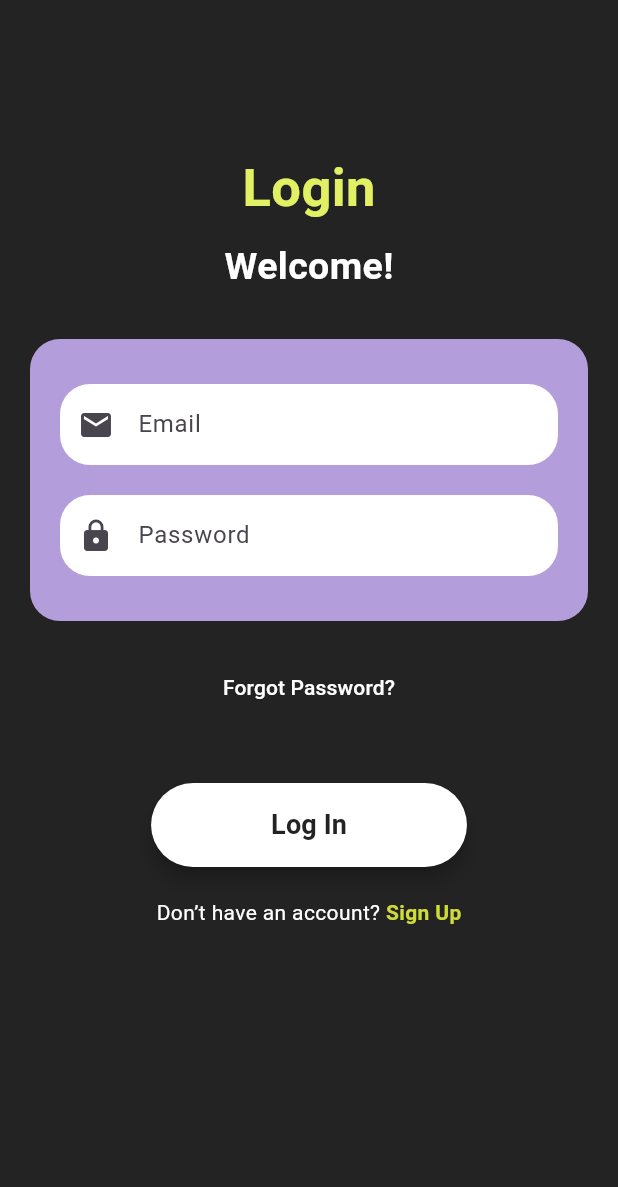
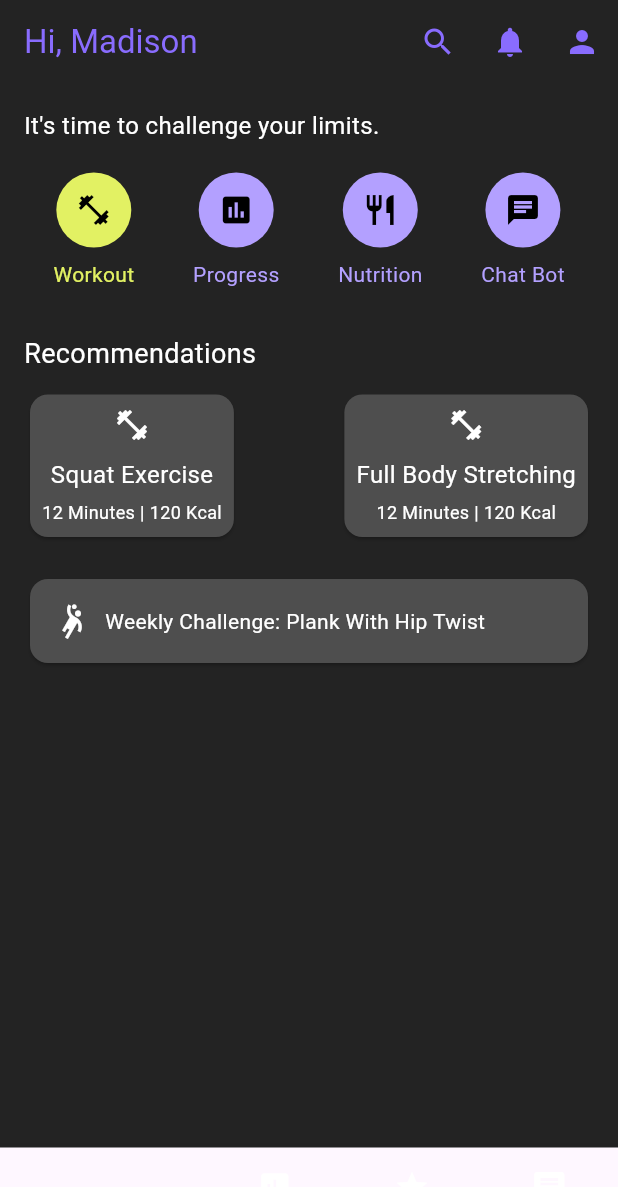
Before and after one commit to zyadelzyat/Mobile_GP_AI_Fit_Master, a Flutter app: the screen it shows after launch, on a phone screen of 412 x 824 dp. Shown: the top 1187 px of the screen. Run offline on Flutter 3.47's test engine with Material 3 defaults, Android fonts, the phone set to English and light mode, and no system bars.

Commit message:
homepage01

```diff
--- /dev/null
+++ b/lib/00_home_page.dart
@@ -0,0 +1,201 @@
+import 'package:flutter/material.dart';
+
+void main() {
+  runApp(MyApp());
+}
+
+class MyApp extends StatelessWidget {
+  @override
+  Widget build(BuildContext context) {
+    return MaterialApp(
+      debugShowCheckedModeBanner: false,
+      home: HomePage(),
+    );
+  }
+}
+
+class HomePage extends StatefulWidget {
+  @override
+  _HomePageState createState() => _HomePageState();
+}
+
+class _HomePageState extends State<HomePage> {
+  int _selectedIndex = 0;
+
+  @override
+  Widget build(BuildContext context) {
+    return Scaffold(
+      backgroundColor: Color(0xFF232323), // Background color for the main screen
+      appBar: AppBar(
+        backgroundColor: Color(0xFF232323),
+        elevation: 0,
+        title: Text(
+          "Hi, Madison",
+          style: TextStyle(
+            color: Color(0xFF896CFE), // Text color
+            fontSize: 22,
+          ),
+        ),
+        actions: [
+          IconButton(
+            icon: Icon(Icons.search, color: Color(0xFF896CFE)), // Search icon
+            onPressed: () {},
+          ),
+          IconButton(
+            icon: Icon(Icons.notifications, color: Color(0xFF896CFE)), // Notifications icon
+            onPressed: () {},
+          ),
+          IconButton(
+            icon: Icon(Icons.person, color: Color(0xFF896CFE)), // Profile icon
+            onPressed: () {},
+          ),
+        ],
+      ),
+      body: Padding(
+        padding: const EdgeInsets.all(16.0),
+        child: Column(
+          crossAxisAlignment: CrossAxisAlignment.start,
+          children: [
+            Text(
+              "It's time to challenge your limits.",
+              style: TextStyle(color: Colors.white, fontSize: 16),
+            ),
+            SizedBox(height: 20),
+            Row(
+              mainAxisAlignment: MainAxisAlignment.spaceAround,
+              children: [
+                _buildCategoryIcon(Icons.fitness_center, "Workout", 0),
+                _buildCategoryIcon(Icons.insert_chart, "Progress", 1),
+                _buildCategoryIcon(Icons.restaurant, "Nutrition", 2),
+                _buildCategoryIcon(Icons.chat, "Chat Bot", 3),
+              ],
+            ),
+            SizedBox(height: 30),
+            Text(
+              "Recommendations",
+              style: TextStyle(color: Colors.white, fontSize: 18),
+            ),
+            SizedBox(height: 10),
+            _buildRecommendationCards(),
+            SizedBox(height: 20),
+            _buildWeeklyChallengeCard(),
+          ],
+        ),
+      ),
+
+        bottomNavigationBar: BottomNavigationBar(
+          backgroundColor: const Color(0xFFB3A0FF), // Purple background
+          unselectedItemColor: Colors.white, // White color for unselected icons
+          showSelectedLabels: false, // Hide selected labels
+          showUnselectedLabels: false, // Hide unselected labels
+          currentIndex: _selectedIndex,
+          onTap: (index) {
+            setState(() {
+              _selectedIndex = index;
+             });
+          },
+          items: const [
+            BottomNavigationBarItem(
+              icon: Icon(Icons.home), // Home icon
+              label: '', // Label hidden
+            ),
+            BottomNavigationBarItem(
+              icon: Icon(Icons.insert_chart), // Progress icon
+              label: '', // Label hidden
+            ),
+            BottomNavigationBarItem(
+              icon: Icon(Icons.star), // Goals icon
+              label: '', // Label hidden
+            ),
+            BottomNavigationBarItem(
+              icon: Icon(Icons.chat), // Chat icon
+              label: '', // Label hidden
+            ),
+          ],
+        ),
+      );
+  }
+
+  Widget _buildCategoryIcon(IconData icon, String label, int index) {
+    bool isSelected = _selectedIndex == index;
+
+    return GestureDetector(
+      onTap: () {
+        setState(() {
+          _selectedIndex = index;
+        });
+      },
+      child: Column(
+        children: [
+          CircleAvatar(
+            radius: 25,
+            backgroundColor: isSelected
+                ? Color(0xFFE2F163) // Selected state color
+                : Color(0xFFB3A0FF), // Default state color
+            child: Icon(icon, color: Colors.black),
+          ),
+          SizedBox(height: 8),
+          Text(
+            label,
+            style: TextStyle(
+              color: isSelected ? Color(0xFFE2F163) : Color(0xFFB3A0FF),
+            ),
+          ),
+        ],
+      ),
+    );
+  }
+
+  Widget _buildRecommendationCard(String title, String duration, String kcal) {
+    return Card(
+      color: Color(0xFF4E4E4E),
+      child: Padding(
+        padding: const EdgeInsets.all(8.0),
+        child: Column(
+          children: [
+            Icon(Icons.fitness_center, color: Colors.white),
+            SizedBox(height: 10),
+            Text(
+              title,
+              style: TextStyle(color: Colors.white, fontSize: 16),
+            ),
+            SizedBox(height: 5),
+            Text(
+              "$duration | $kcal",
+              style: TextStyle(color: Colors.white, fontSize: 12),
+            ),
+          ],
+        ),
+      ),
+    );
+  }
+
+  Widget _buildRecommendationCards() {
+    return Row(
+      mainAxisAlignment: MainAxisAlignment.spaceBetween,
+      children: [
+        _buildRecommendationCard("Squat Exercise", "12 Minutes", "120 Kcal"),
+        _buildRecommendationCard("Full Body Stretching", "12 Minutes", "120 Kcal"),
+      ],
+    );
+  }
+
+  Widget _buildWeeklyChallengeCard() {
+    return Card(
+      color: Color(0xFF4E4E4E),
+      child: Padding(
+        padding: const EdgeInsets.all(16.0),
+        child: Row(
+          children: [
+            Icon(Icons.sports_handball, color: Colors.white),
+            SizedBox(width: 10),
+            Text(
+              "Weekly Challenge: Plank With Hip Twist",
+              style: TextStyle(color: Colors.white),
+            ),
+          ],
+        ),
+      ),
+    );
+  }
+}
--- a/lib/main.dart
+++ b/lib/main.dart
@@ -1,5 +1,5 @@
 import 'package:flutter/material.dart';
-import '01_signin_screen.dart';  // Import the SignIn screen
+import '00_home_page.dart';  // Import the SignIn screen
 
 void main() {
   runApp(const MyApp());
@@ -10,9 +10,9 @@ class MyApp extends StatelessWidget {
 
   @override
   Widget build(BuildContext context) {
-    return const MaterialApp(
+    return MaterialApp(
       title: 'Onboarding Screen',
-      home: SignInScreen(),  // Set SignInScreen as the initial screen
+      home: HomePage(),  // Set SignInScreen as the initial screen
       debugShowCheckedModeBanner: false,
     );
   }
--- a/pubspec.yaml
+++ b/pubspec.yaml
@@ -30,7 +30,7 @@ environment:
 dependencies:
   flutter:
     sdk: flutter
-  provider: ^6.0.4
+  provider: ^6.0.5
   intl: ^0.18.1
 
   # The following adds the Cupertino Icons font to your application.
```
